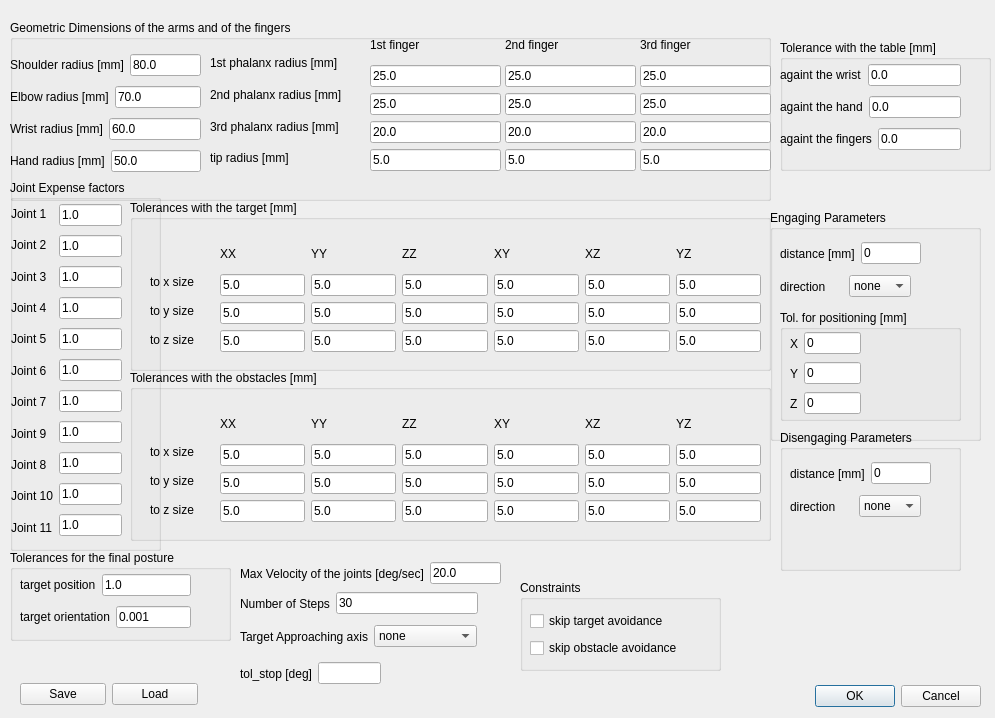
The window that ui/toldialoghuml.ui (zohannn/motion_manager) describes before a commit, drawn with Qt 5.
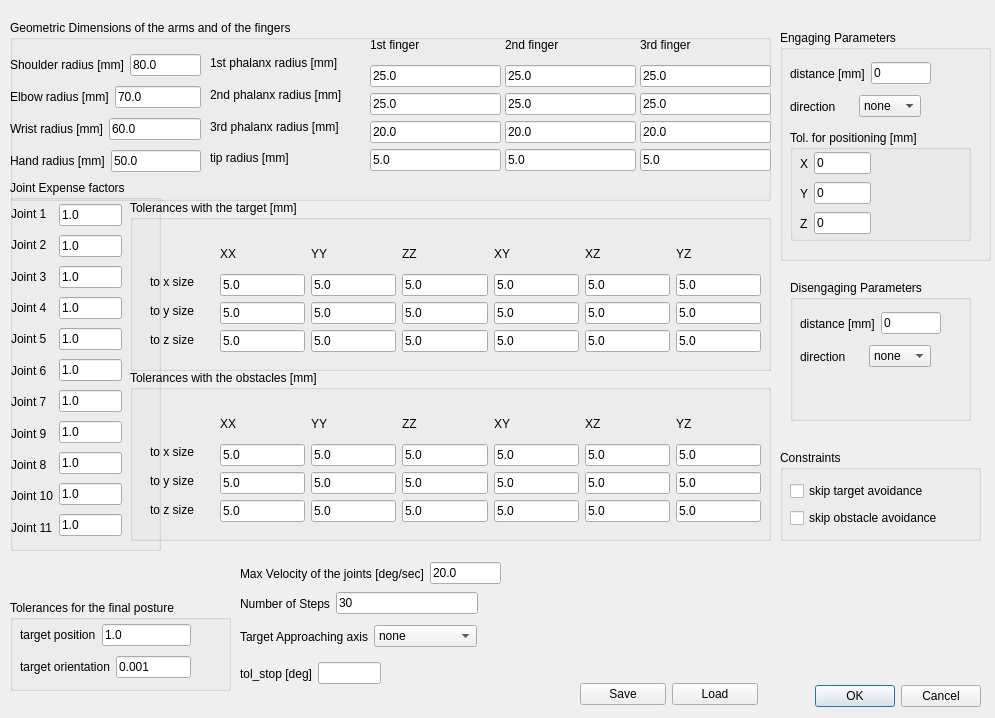
The same window after the commit.

Diff of the .ui file:
```diff
--- a/ui/toldialoghuml.ui
+++ b/ui/toldialoghuml.ui
@@ -307,85 +307,6 @@
     </layout>
    </widget>
   </widget>
-  <widget class="QGroupBox" name="groupBox_2">
-   <property name="geometry">
-    <rect>
-     <x>780</x>
-     <y>40</y>
-     <width>211</width>
-     <height>131</height>
-    </rect>
-   </property>
-   <property name="title">
-    <string>Tolerance with the table [mm]</string>
-   </property>
-   <widget class="QWidget" name="layoutWidget">
-    <property name="geometry">
-     <rect>
-      <x>0</x>
-      <y>20</y>
-      <width>181</width>
-      <height>95</height>
-     </rect>
-    </property>
-    <layout class="QVBoxLayout" name="verticalLayout_6">
-     <item>
-      <layout class="QHBoxLayout" name="horizontalLayout_3">
-       <item>
-        <widget class="QLabel" name="label_8">
-         <property name="text">
-          <string>againt the wrist</string>
-         </property>
-        </widget>
-       </item>
-       <item>
-        <widget class="QLineEdit" name="lineEdit_table_1">
-         <property name="text">
-          <string>0.0</string>
-         </property>
-        </widget>
-       </item>
-      </layout>
-     </item>
-     <item>
-      <layout class="QHBoxLayout" name="horizontalLayout_4">
-       <item>
-        <widget class="QLabel" name="label_9">
-         <property name="text">
-          <string>againt the hand</string>
-         </property>
-        </widget>
-       </item>
-       <item>
-        <widget class="QLineEdit" name="lineEdit_table_2">
-         <property name="text">
-          <string>0.0</string>
-         </property>
-        </widget>
-       </item>
-      </layout>
-     </item>
-     <item>
-      <layout class="QHBoxLayout" name="horizontalLayout_7">
-       <item>
-        <widget class="QLabel" name="label_10">
-         <property name="text">
-          <string>againt the fingers</string>
-         </property>
-        </widget>
-       </item>
-       <item>
-        <widget class="QLineEdit" name="lineEdit_table_3">
-         <property name="text">
-          <string>0.0</string>
-         </property>
-        </widget>
-       </item>
-      </layout>
-     </item>
-    </layout>
-   </widget>
-  </widget>
   <widget class="QGroupBox" name="groupBox_3">
    <property name="geometry">
     <rect>
@@ -827,7 +748,7 @@
    <property name="geometry">
     <rect>
      <x>10</x>
-     <y>550</y>
+     <y>600</y>
      <width>221</width>
      <height>91</height>
     </rect>
@@ -1232,7 +1153,7 @@
   <widget class="QWidget" name="layoutWidget">
    <property name="geometry">
     <rect>
-     <x>20</x>
+     <x>580</x>
      <y>680</y>
      <width>178</width>
      <height>28</height>
@@ -1258,8 +1179,8 @@
   <widget class="QGroupBox" name="groupBox_eng_params">
    <property name="geometry">
     <rect>
-     <x>770</x>
-     <y>210</y>
+     <x>780</x>
+     <y>30</y>
      <width>211</width>
      <height>231</height>
     </rect>
@@ -1431,8 +1352,8 @@
   <widget class="QGroupBox" name="groupBox_diseng_params">
    <property name="geometry">
     <rect>
-     <x>780</x>
-     <y>430</y>
+     <x>790</x>
+     <y>280</y>
      <width>181</width>
      <height>141</height>
     </rect>
@@ -1535,8 +1456,8 @@
   <widget class="QGroupBox" name="groupBox_constraints">
    <property name="geometry">
     <rect>
-     <x>520</x>
-     <y>580</y>
+     <x>780</x>
+     <y>450</y>
      <width>201</width>
      <height>91</height>
     </rect>
@@ -1544,7 +1465,7 @@
    <property name="title">
     <string>Constraints</string>
    </property>
-   <widget class="QWidget" name="">
+   <widget class="QWidget" name="layoutWidget">
     <property name="geometry">
      <rect>
       <x>10</x>
```
